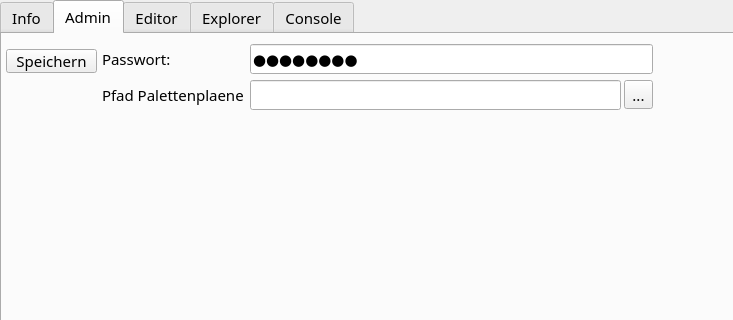
Snupai/MultipackParser, file ui_files/MainWindow.ui: the form before one commit; both pictures show x 0 to 733 and y 0 to 320 of the 1280 by 720 pixel window.
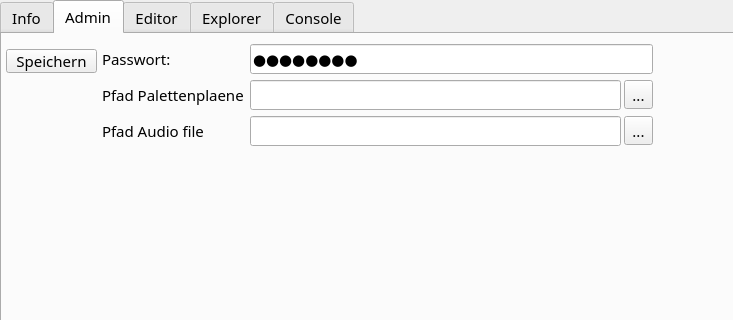
The form after the commit. The open tabs and pages were chosen to show the change. Icons and pictures are not drawn.

Commit message: Add audio file path input and selection button in MainWindow UI

The edit to the form file:
```diff
--- a/ui_files/MainWindow.ui
+++ b/ui_files/MainWindow.ui
@@ -1484,6 +1484,33 @@
           </item>
          </layout>
         </item>
+        <item row="2" column="0">
+         <widget class="QLabel" name="label_25">
+          <property name="text">
+           <string>Pfad Audio file</string>
+          </property>
+         </widget>
+        </item>
+        <item row="2" column="1">
+         <layout class="QHBoxLayout" name="horizontalLayout_2">
+          <property name="spacing">
+           <number>3</number>
+          </property>
+          <item>
+           <widget class="QLineEdit" name="audioPathEdit"/>
+          </item>
+          <item>
+           <widget class="QToolButton" name="buttonSelectAudioFilePath">
+            <property name="text">
+             <string>...</string>
+            </property>
+            <property name="popupMode">
+             <enum>QToolButton::ToolButtonPopupMode::InstantPopup</enum>
+            </property>
+           </widget>
+          </item>
+         </layout>
+        </item>
        </layout>
       </widget>
       <widget class="QWidget" name="formLayoutWidget_4">
```
The commit also changes 1 other file.
